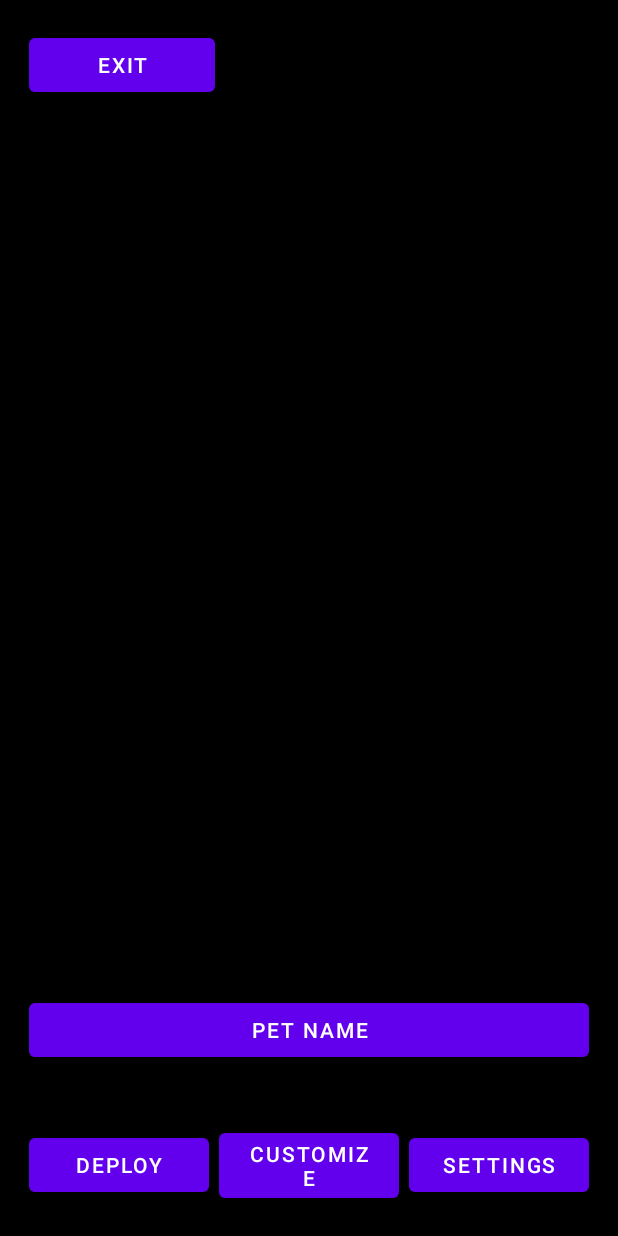
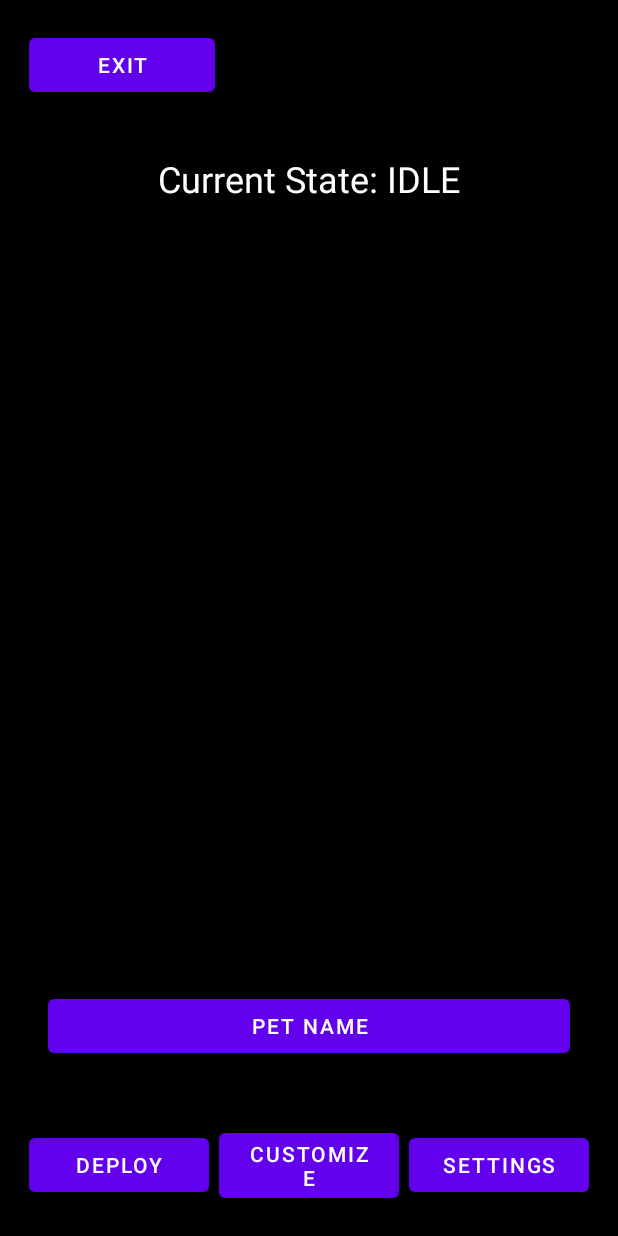
Before and after one commit to Cruces423/PocketPet01, an Android app: the screen it shows after launch (MainActivity), on a phone screen of 412 x 824 dp. Run offline under Robolectric (Android 15) with nearby library versions, the light colour scheme and no system bars.

Commit message:
testing git

```diff
--- a/app/src/main/java/com/example/pocketpetv2/MainActivity.java
+++ b/app/src/main/java/com/example/pocketpetv2/MainActivity.java
@@ -64,5 +64,8 @@ public class MainActivity extends AppCompatActivity {
         if (petManager != null) {
             petManager.stop();
         }
+        if (uiUpdaterThread != null) {
+            uiUpdaterThread.interrupt();
+        }
     }
 }
--- a/app/src/main/res/layout/activity_main.xml
+++ b/app/src/main/res/layout/activity_main.xml
@@ -1,98 +1,110 @@
-<?xml version="1.0" encoding="utf-8"?>
 <androidx.constraintlayout.widget.ConstraintLayout xmlns:android="http://schemas.android.com/apk/res/android"
-    android:layout_width="match_parent"
-    android:layout_height="match_parent">
-
-    <LinearLayout xmlns:android="http://schemas.android.com/apk/res/android"
+    xmlns:app="http://schemas.android.com/apk/res-auto"
     xmlns:tools="http://schemas.android.com/tools"
     android:layout_width="match_parent"
     android:layout_height="match_parent"
-        android:orientation="vertical"
     android:background="@android:color/black"
     tools:context=".MainActivity">
 
+    <!-- Top bar -->
     <LinearLayout
+        android:id="@+id/top_bar"
         android:layout_width="match_parent"
         android:layout_height="wrap_content"
         android:orientation="horizontal"
         android:gravity="center"
-        android:padding="16dp">
+        android:padding="16dp"
+        app:layout_constraintTop_toTopOf="parent">
 
         <Button
             android:id="@+id/button_exit"
+            android:layout_width="0dp"
             android:layout_height="wrap_content"
-            android:text="@string/exit"
-            android:layout_width="0dp"
             android:layout_weight="1"
-            android:layout_margin="3dp"/>
+            android:layout_margin="3dp"
+            android:text="@string/exit" />
         <Space
             android:layout_width="0dp"
             android:layout_height="wrap_content"
             android:layout_weight="1"/>
-
         <Space
             android:layout_width="0dp"
             android:layout_height="wrap_content"
             android:layout_weight="1"/>
 
     </LinearLayout>
+
+    <!-- State text -->
     <TextView
         android:id="@+id/main_text"
         android:layout_width="wrap_content"
         android:layout_height="wrap_content"
-            android:layout_gravity="center"
+        android:text="Waiting for state..."
         android:textSize="24sp"
-            android:layout_weight="1" />
+        android:textColor="@android:color/white"
+        app:layout_constraintTop_toBottomOf="@id/top_bar"
+        app:layout_constraintBottom_toTopOf="@id/button_pet_name"
+        app:layout_constraintStart_toStartOf="parent"
+        app:layout_constraintEnd_toEndOf="parent"
+        android:layout_marginTop="16dp"/>
+
+    <!-- Pet name button -->
+
+    <!-- Bottom button row -->
+    <LinearLayout
+        android:layout_width="match_parent"
+        android:layout_height="wrap_content"
+        android:layout_marginBottom="84dp"
+        android:gravity="center"
+        android:orientation="horizontal"
+        android:padding="16dp"
+        app:layout_constraintBottom_toBottomOf="parent"
+        tools:layout_editor_absoluteX="0dp">
+
+        <Button
+            android:id="@+id/button_pet_name"
+            android:layout_width="match_parent"
+            android:layout_height="wrap_content"
+            android:layout_margin="16dp"
+            android:text="@string/pet_name"
+            app:layout_constraintBottom_toTopOf="@id/bottom_buttons"
+            app:layout_constraintEnd_toEndOf="parent"
+            app:layout_constraintStart_toStartOf="parent" />
+
+    </LinearLayout>
 
     <LinearLayout
+        android:id="@+id/bottom_buttons"
         android:layout_width="match_parent"
         android:layout_height="wrap_content"
         android:orientation="horizontal"
         android:gravity="center"
-            android:padding="16dp">
-
-            <Button
-                android:id="@+id/button_pet_name"
-                android:layout_height="wrap_content"
-                android:text="@string/pet_name"
-                android:layout_width="0dp"
-                android:layout_weight="1"
-                android:layout_margin="3dp"/>
-
-        </LinearLayout>
-
-        <LinearLayout
-            android:layout_width="match_parent"
-            android:layout_height="wrap_content"
-            android:orientation="horizontal"
-            android:gravity="center"
-            android:padding="16dp">
+        android:padding="16dp"
+        app:layout_constraintBottom_toBottomOf="parent">
 
         <Button
             android:id="@+id/button_deploy"
+            android:layout_width="0dp"
             android:layout_height="wrap_content"
-                android:text="@string/deploy"
-                android:layout_width="0dp"
             android:layout_weight="1"
-                android:layout_margin="3dp"/>
+            android:layout_margin="3dp"
+            android:text="@string/deploy"/>
 
         <Button
             android:id="@+id/button_customize"
+            android:layout_width="0dp"
             android:layout_height="wrap_content"
-                android:text="@string/customize"
-                android:layout_width="0dp"
             android:layout_weight="1"
-                android:layout_margin="3dp"/>
+            android:layout_margin="3dp"
+            android:text="@string/customize"/>
 
         <Button
             android:id="@+id/button_settings"
+            android:layout_width="0dp"
             android:layout_height="wrap_content"
-                android:text="@string/settings"
-                android:layout_width="0dp"
             android:layout_weight="1"
-                android:layout_margin="3dp"/>
-        </LinearLayout>
-
+            android:layout_margin="3dp"
+            android:text="@string/settings"/>
     </LinearLayout>
 
 </androidx.constraintlayout.widget.ConstraintLayout>
```
Lines whose indentation alone changed are shown as unchanged.
